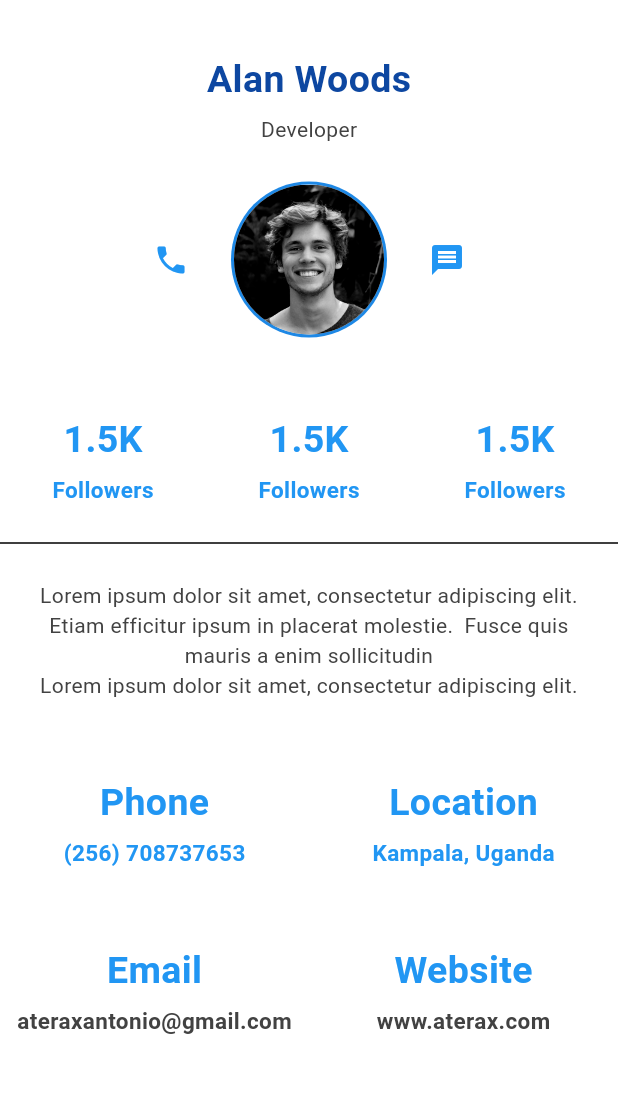
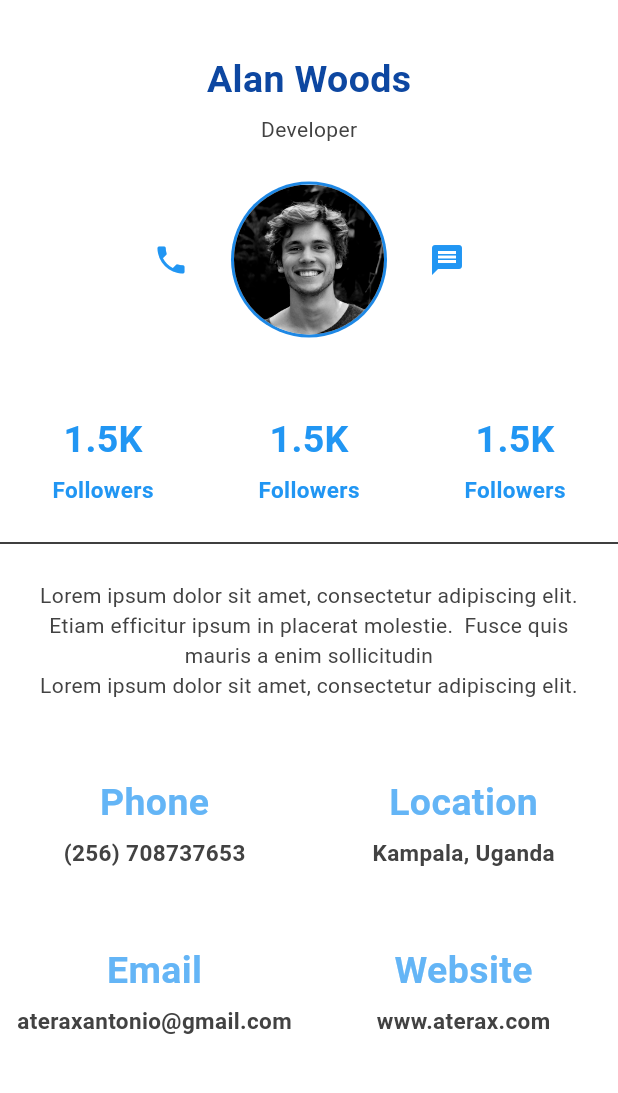
Before and after one commit to kasasa22/WePut, a Flutter app: the Profile screen opened by its route, on a phone screen of 412 x 824 dp, the part 84-1177 px from its top. Run offline on Flutter 3.47's test engine with Material 3 defaults, Android fonts, the phone set to English and light mode, and no system bars; our stand-ins replace cloud_firestore, firebase_auth, firebase_core, fl_chart, settings_ui; accounts and stored records are empty.

Commit message:
Jan 8, 2024, 1:27 PM

```diff
--- a/lib/pages/profile.dart
+++ b/lib/pages/profile.dart
@@ -189,40 +189,36 @@ class Profile extends StatelessWidget {
                 Expanded(
                   flex: 1,
                   child: Column(children: [
-                    const Text(
+                    Text(
                       "Phone",
                       style: TextStyle(
                           fontWeight: FontWeight.bold,
-                          color: Colors.blue,
+                          color: Colors.blue[300],
                           fontSize: 25),
                     ),
                     Container(height: 5),
                     const Text(
                       "(256) 708737653",
-                      style: TextStyle(
-                          fontWeight: FontWeight.bold,
-                          color: Colors.blue,
-                          fontSize: 15),
+                      style:
+                          TextStyle(fontWeight: FontWeight.bold, fontSize: 15),
                     ),
                   ]),
                 ),
                 Expanded(
                   flex: 1,
                   child: Column(children: [
-                    const Text(
+                    Text(
                       "Location",
                       style: TextStyle(
                           fontWeight: FontWeight.bold,
-                          color: Colors.blue,
+                          color: Colors.blue[300],
                           fontSize: 25),
                     ),
                     Container(height: 5),
                     const Text(
                       "Kampala, Uganda",
-                      style: TextStyle(
-                          fontWeight: FontWeight.bold,
-                          color: Colors.blue,
-                          fontSize: 15),
+                      style:
+                          TextStyle(fontWeight: FontWeight.bold, fontSize: 15),
                     ),
                   ]),
                 ),
@@ -236,11 +232,11 @@ class Profile extends StatelessWidget {
                 Expanded(
                   flex: 1,
                   child: Column(children: [
-                    const Text(
+                    Text(
                       "Email",
                       style: TextStyle(
                           fontWeight: FontWeight.bold,
-                          color: Colors.blue,
+                          color: Colors.blue[300],
                           fontSize: 25),
                     ),
                     Container(height: 5),
@@ -258,7 +254,7 @@ class Profile extends StatelessWidget {
                       "Website",
                       style: TextStyle(
                           fontWeight: FontWeight.bold,
-                          color: Colors.blue[500],
+                          color: Colors.blue[300],
                           fontSize: 25),
                     ),
                     Container(height: 5),
```
